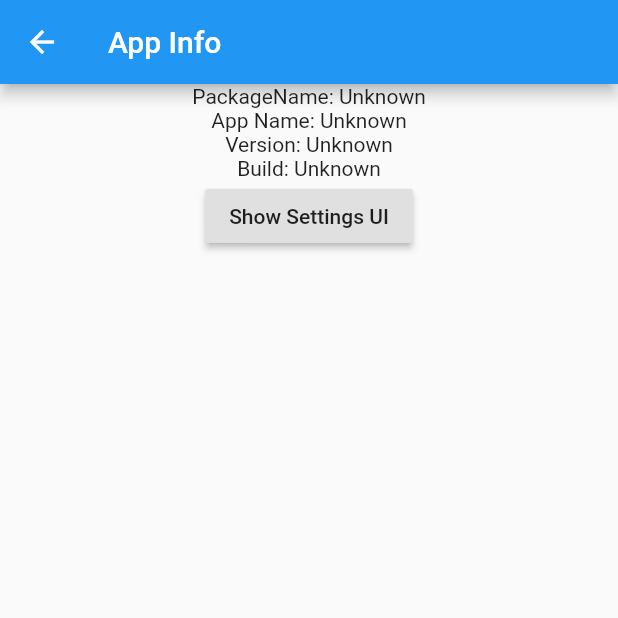
After one commit to acastr7/flutter_essentials, a Flutter app: the screen it shows after launch, after a tap on "App Info", on a phone screen of 412 x 824 dp, the top half of it. The commit adds this screen. Run offline on Flutter 3.47's test engine with Material 2 defaults, Android fonts, the phone set to English and light mode, and no system bars.

Commit message:
Add App Info Android Implementation

```diff
--- /dev/null
+++ b/flutter_essentials/example/lib/app_info_page.dart
@@ -0,0 +1,91 @@
+import 'package:flutter/material.dart';
+import 'package:flutter_essentials/flutter_essentials.dart';
+import 'package:flutter/services.dart';
+
+class AppInfoPage extends StatefulWidget {
+  @override
+  State<StatefulWidget> createState() => _AppInfoPage();
+}
+
+class _AppInfoPage extends State<AppInfoPage> {
+  String _packageName = 'Unknown';
+  String _name = 'Unknown';
+  String _version = 'Unknown';
+  String _build = 'Unknown';
+
+  @override
+  void initState() {
+    super.initState();
+    initPlatformState();
+  }
+
+  // Platform messages are asynchronous, so we initialize in an async method.
+  Future<void> initPlatformState() async {
+    String packageName;
+    String name;
+    String version;
+    String build;
+
+    // Platform messages may fail, so we use a try/catch PlatformException.
+    try {
+      packageName = await FlutterEssentials.appInfo.packageName;
+    } on PlatformException {
+      packageName = 'Failed to get package name.';
+    }
+
+    try {
+      name = await FlutterEssentials.appInfo.name;
+    } on PlatformException {
+      name = 'Failed to get app name.';
+    }
+
+    try {
+      version = await FlutterEssentials.appInfo.versionString;
+    } on PlatformException {
+      version = 'Failed to get version.';
+    }
+
+    try {
+      build = await FlutterEssentials.appInfo.buildString;
+    } on PlatformException {
+      build = 'Failed to get build.';
+    }
+
+    // If the widget was removed from the tree while the asynchronous platform
+    // message was in flight, we want to discard the reply rather than calling
+    // setState to update our non-existent appearance.
+    if (!mounted) return;
+
+    setState(() {
+      _packageName = packageName;
+      _name = name;
+      _version = version;
+      _build = build;
+    });
+  }
+
+  @override
+  Widget build(BuildContext context) {
+    return Scaffold(
+      appBar: AppBar(
+        title: const Text('App Info'),
+      ),
+      body: Center(
+        child: Column(
+          children: <Widget>[
+            Text('PackageName: $_packageName'),
+            Text('App Name: $_name'),
+            Text('Version: $_version'),
+            Text('Build: $_build'),
+            RaisedButton(
+              child: Text("Show Settings UI"),
+              onPressed: () async {
+                await FlutterEssentials.appInfo.showSettingsUI;
+              },
+            )
+          ],
+        ),
+      ),
+    );
+  }
+}
--- a/flutter_essentials/example/lib/main.dart
+++ b/flutter_essentials/example/lib/main.dart
@@ -1,55 +1,33 @@
 import 'package:flutter/material.dart';
-import 'dart:async';
+import 'package:flutter_essentials_example/app_info_page.dart';
 
-import 'package:flutter/services.dart';
-import 'package:flutter_essentials/flutter_essentials.dart';
-
-void main() => runApp(MyApp());
-
-class MyApp extends StatefulWidget {
-  @override
-  _MyAppState createState() => _MyAppState();
+void main() {
+  runApp(MaterialApp(
+    title: 'Home',
+    home: HomePage(),
+  ));
 }
 
-class _MyAppState extends State<MyApp> {
-  String _platformVersion = 'Unknown';
-
-  @override
-  void initState() {
-    super.initState();
-    initPlatformState();
-  }
-
-  // Platform messages are asynchronous, so we initialize in an async method.
-  Future<void> initPlatformState() async {
-    String platformVersion;
-    // Platform messages may fail, so we use a try/catch PlatformException.
-    try {
-      await FlutterEssentials.appInfo.packageName;
-      platformVersion = await FlutterEssentials.platformVersion;
-    } on PlatformException {
-      platformVersion = 'Failed to get platform version.';
-    }
-
-    // If the widget was removed from the tree while the asynchronous platform
-    // message was in flight, we want to discard the reply rather than calling
-    // setState to update our non-existent appearance.
-    if (!mounted) return;
-
-    setState(() {
-      _platformVersion = platformVersion;
-    });
-  }
-
+class HomePage extends StatelessWidget {
   @override
   Widget build(BuildContext context) {
-    return MaterialApp(
-      home: Scaffold(
-        appBar: AppBar(
-          title: const Text('Plugin example app'),
-        ),
-        body: Center(
-          child: Text('Running on: $_platformVersion\n'),
+    return Scaffold(
+      appBar: AppBar(
+        title: const Text('Plugin example app'),
+      ),
+      body: Center(
+        child: Column(
+          children: <Widget>[
+            RaisedButton(
+              child: Text("App Info"),
+              onPressed: () {
+                Navigator.push(
+                  context,
+                  MaterialPageRoute(builder: (context) => AppInfoPage()),
+                );
+              },
+            )
+          ],
         ),
       ),
     );
--- a/flutter_essentials/lib/app_info.dart
+++ b/flutter_essentials/lib/app_info.dart
@@ -1,32 +1,34 @@
 import 'package:flutter/services.dart';
 
 class AppInfo {
-  static const MethodChannel _channel =  const MethodChannel('flutter_essentials.AppInfo');
+  static const String _methodPrefix = "AppInfo.";
 
-  const AppInfo();
+  final MethodChannel _channel;
+
+  const AppInfo(this._channel);
 
   Future<String> get packageName async {
-    final String version = await _channel.invokeMethod('packageName');
+    final String version = await _channel.invokeMethod('${_methodPrefix}packageName');
     return version;
   }
 
-  static Future<String> get name async {
-    final String version = await _channel.invokeMethod('name');
+  Future<String> get name async {
+    final String version = await _channel.invokeMethod('${_methodPrefix}name');
     return version;
   }
 
-  static Future<String> get versionString async {
-    final String version = await _channel.invokeMethod('versionString');
+  Future<String> get versionString async {
+    final String version = await _channel.invokeMethod('${_methodPrefix}versionString');
     return version;
   }
 
-  static Future<String> get buildString async {
-    final String version = await _channel.invokeMethod('buildString');
+  Future<String> get buildString async {
+    final String version = await _channel.invokeMethod('${_methodPrefix}buildString');
     return version;
   }
 
-  static Future get showSettingsUI async {
-    final String version = await _channel.invokeMethod('showSettingsUI');
+  Future get showSettingsUI async {
+    final String version = await _channel.invokeMethod('${_methodPrefix}showSettingsUI');
     return version;
   }
 }
--- a/flutter_essentials/lib/flutter_essentials.dart
+++ b/flutter_essentials/lib/flutter_essentials.dart
@@ -7,14 +7,9 @@ class FlutterEssentials {
   static const MethodChannel _channel =
       const MethodChannel('flutter_essentials');
 
-  static const _appinfo = const AppInfo();
+  static const _appinfo = const AppInfo(_channel);
 
   static AppInfo get appInfo {
     return _appinfo;
   }
-
-  static Future<String> get platformVersion async {
-    final String version = await _channel.invokeMethod('getPlatformVersion');
-    return version;
-  }
 }
```
Also changed, not shown: 2 other files.
